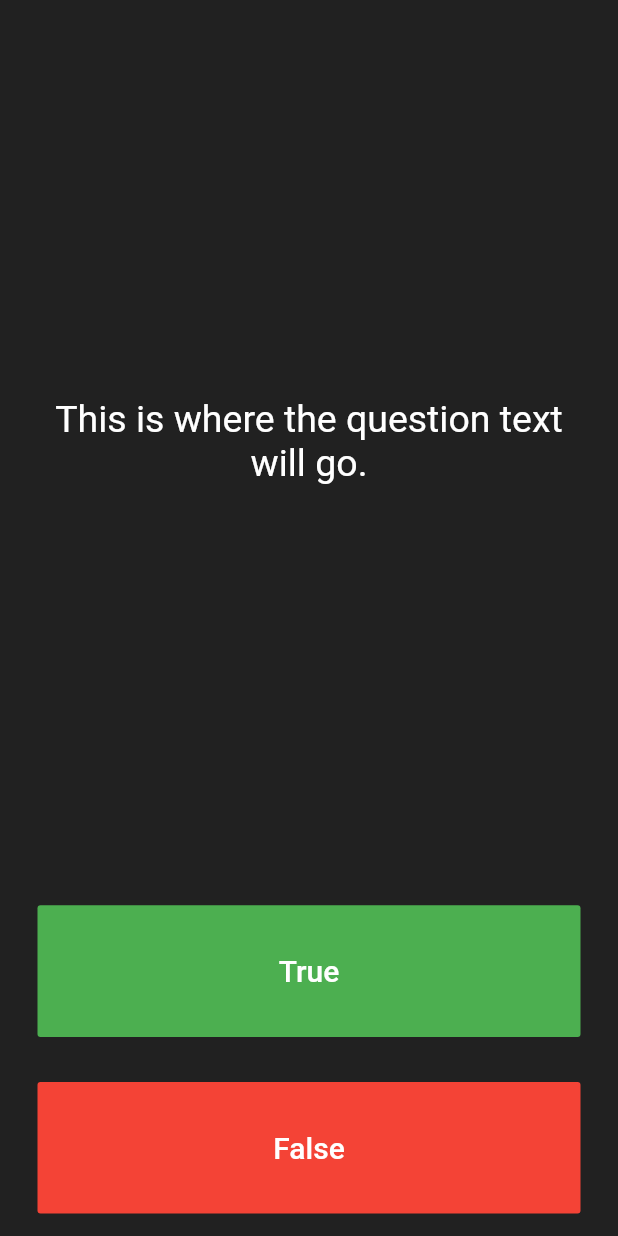
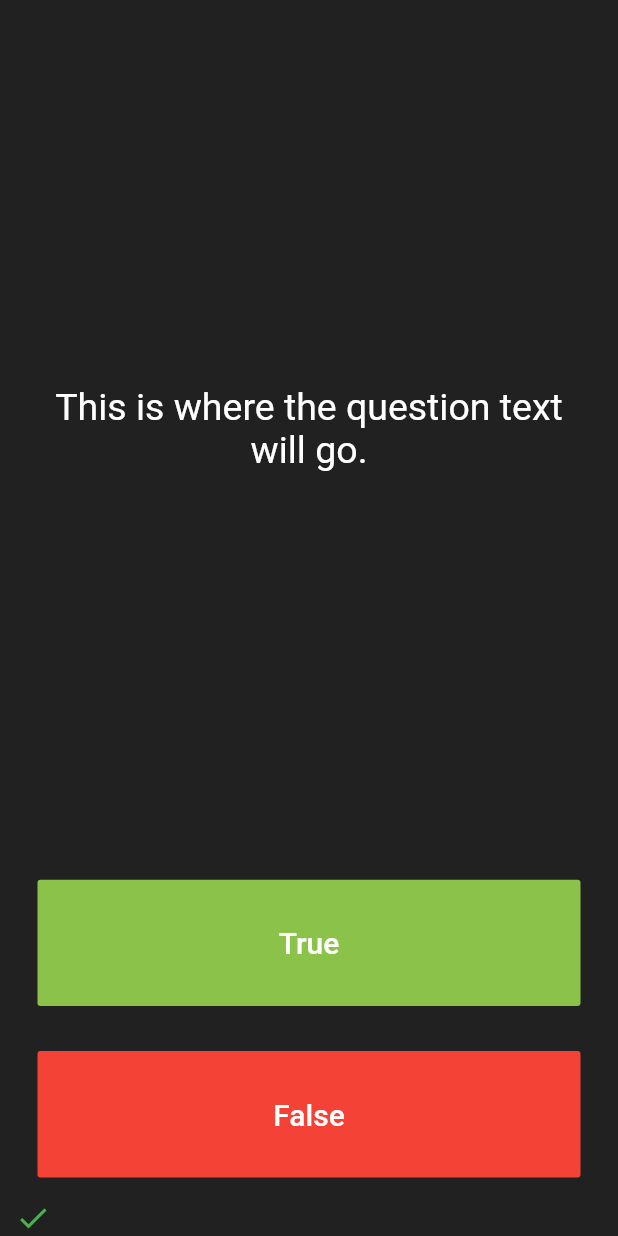
Before and after one commit to NiGh10GaLe/Quizzler-App-Test, a Flutter app: the screen it shows after launch, after a tap on "True", on a phone screen of 412 x 824 dp. Run offline on Flutter 3.47's test engine with Material 2 defaults, Android fonts, the phone set to English and light mode, and no system bars.

Commit message:
adding scoreKeeper list + actions

```diff
--- a/lib/main.dart
+++ b/lib/main.dart
@@ -25,6 +25,9 @@ class QuizPage extends StatefulWidget {
 }
 
 class _QuizPageState extends State<QuizPage> {
+  // We can use (( List<Icon> scoreKeeper = [ )) if the contents into it will be only icons
+  List<Icon> scoreKeeper = [];
+
   @override
   Widget build(BuildContext context) {
     return Column(
@@ -52,16 +55,22 @@ class _QuizPageState extends State<QuizPage> {
             padding: EdgeInsets.all(15.0),
             child: FlatButton(
               textColor: Colors.white,
-              color: Colors.green,
+              color: Colors.lightGreen,
               child: Text(
                 'True',
                 style: TextStyle(
-                  color: Colors.white,
                   fontSize: 20.0,
                 ),
               ),
               onPressed: () {
-                //The user picked true.
+                setState(() {
+                  scoreKeeper.add(
+                    Icon(
+                      Icons.check,
+                      color: Colors.green,
+                    ),
+                  );
+                });
               },
             ),
           ),
@@ -71,20 +80,29 @@ class _QuizPageState extends State<QuizPage> {
             padding: EdgeInsets.all(15.0),
             child: FlatButton(
               color: Colors.red,
+              textColor: Colors.white,
               child: Text(
                 'False',
                 style: TextStyle(
                   fontSize: 20.0,
-                  color: Colors.white,
                 ),
               ),
               onPressed: () {
-                //The user picked false.
+                setState(() {
+                  scoreKeeper.add(
+                    Icon(
+                      Icons.close,
+                      color: Colors.red,
+                    ),
+                  );
+                });
               },
             ),
           ),
         ),
-        //TODO: Add a Row here as your score keeper
+        Row(
+          children: scoreKeeper,
+        ),
       ],
     );
   }
```
